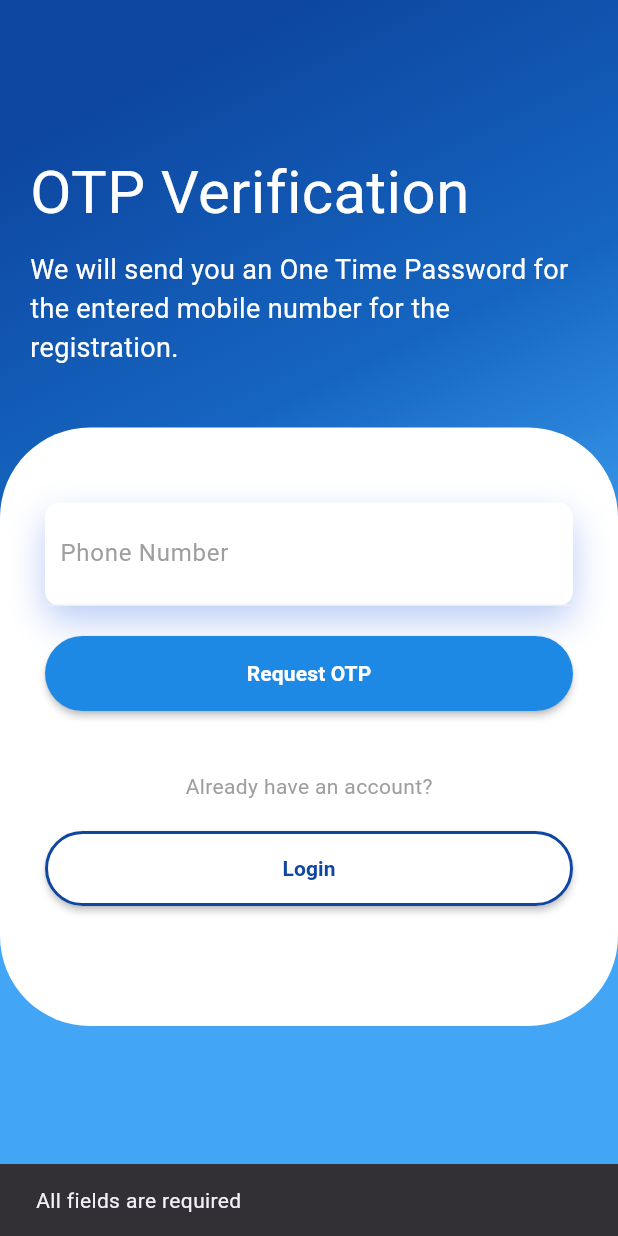
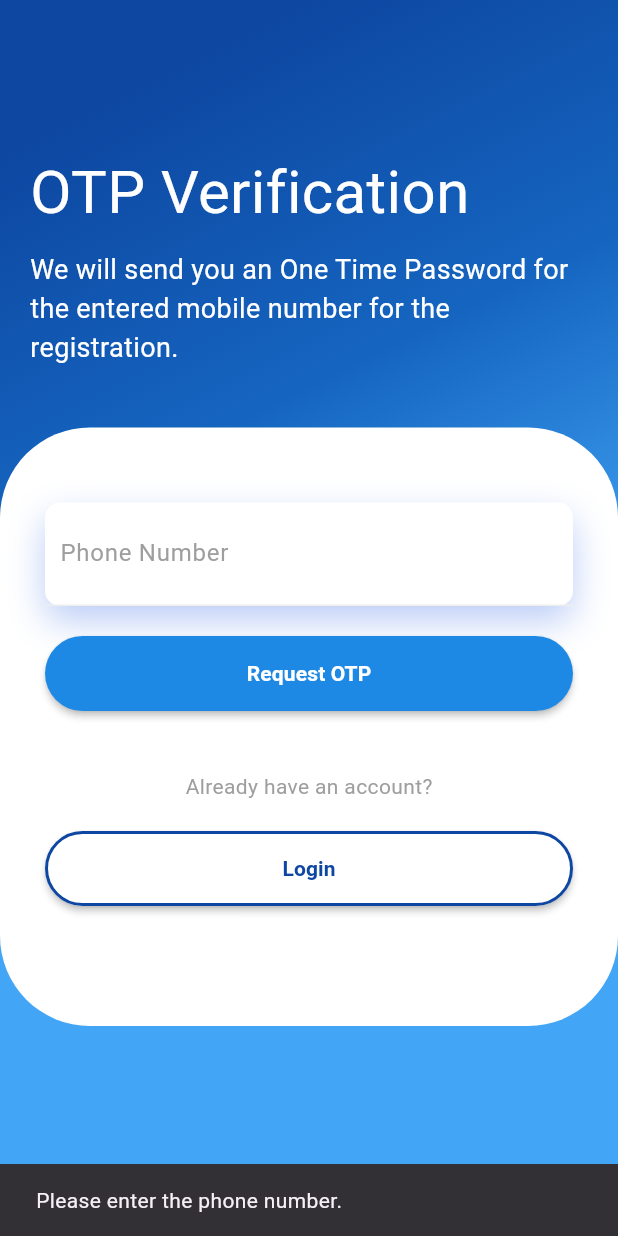
Before and after one commit to ranaweerasc65/flutter_project_hayleys, a Flutter app: the OtpVerificationScreen screen opened directly, after a tap on "Request OTP", on a phone screen of 412 x 824 dp. Run offline on Flutter 3.47's test engine with Material 3 defaults, Android fonts, the phone set to English and light mode, and no system bars; our stand-ins replace animate_do.

```diff
--- a/lib/otp_verification_screen.dart
+++ b/lib/otp_verification_screen.dart
@@ -22,7 +22,7 @@ class _RegisterScreenState extends State<OtpVerificationScreen> {
   Future<void> registerUser() async {
     if (_phonenoController.text.isEmpty) {
       ScaffoldMessenger.of(context).showSnackBar(
-        const SnackBar(content: Text('All fields are required')),
+        const SnackBar(content: Text('Please enter the phone number.')),
       );
       return;
     }
@@ -45,20 +45,14 @@ class _RegisterScreenState extends State<OtpVerificationScreen> {
           );
           Navigator.push(
             context,
-            MaterialPageRoute(
-                builder: (context) =>
-                    const LoginScreen()), // Navigate to login screen
+            MaterialPageRoute(builder: (context) => const LoginScreen()),
           );
         } else if (result['status'] == 'not_exists') {
-          // Phone number doesn't exist, proceed with registration
           Navigator.push(
             context,
             MaterialPageRoute(builder: (context) => Otp(key: UniqueKey())),
           );
-          // Proceed to OTP screen for registration
-          // Optionally, you can trigger OTP request here if needed
         } else {
-          // Handle any other unexpected response
           ScaffoldMessenger.of(context).showSnackBar(
             const SnackBar(content: Text('Error processing the request')),
           );
```
Also changed, not shown: lib/otp.dart (+4 -4 lines).
